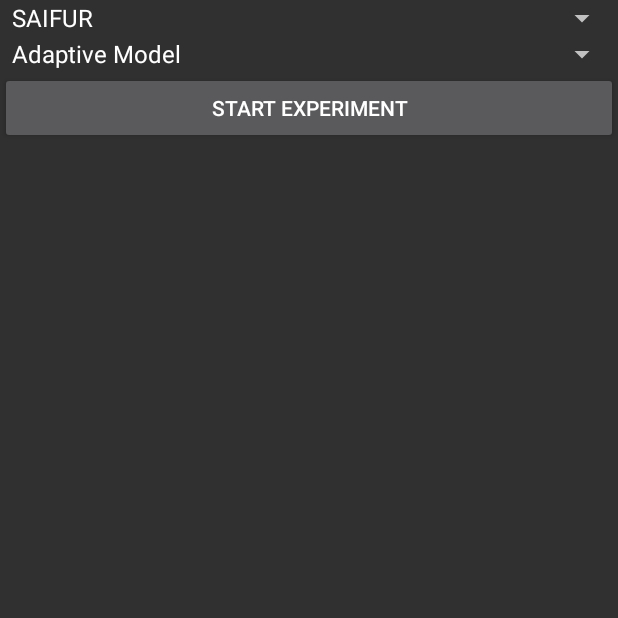
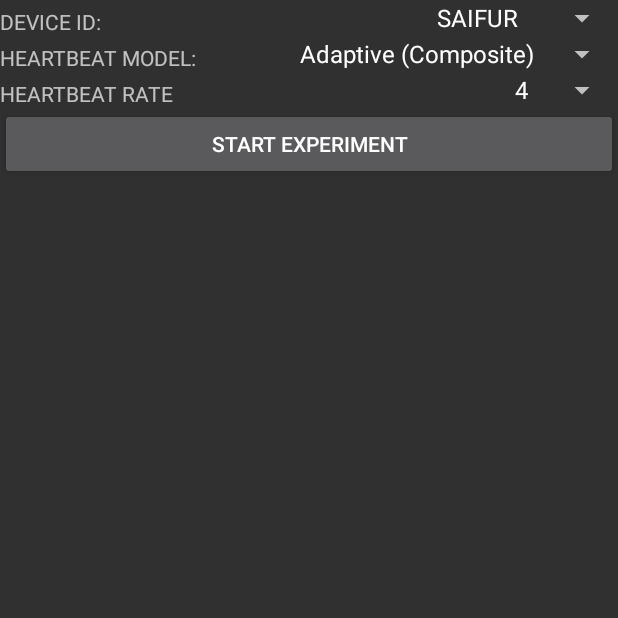
Before and after one commit to srautonu/GCMAdaptiveHeartBeater, an Android app: the screen it shows after launch (MainActivity), after a tap on "END EXPERIMENT", on a phone screen of 412 x 824 dp, the top half of it. Run offline under Robolectric (Android 15) with nearby library versions, the phone set to English and light mode, and no system bars; 3 other taps on this screen came first.

Commit message:
Several resiliency changes:
Now you can specify fixed rate KA for data connection with time intervals 4, 16, 24, 32. (These values were used earlier in our paper during simulation runs)

If there is no internet connection, do not attempt data/test connections or ping sending.

Socket's connect timeout has been set to 10 seconds.

```diff
--- a/app/src/main/AndroidManifest.xml
+++ b/app/src/main/AndroidManifest.xml
@@ -38,7 +38,7 @@
         </service>
 
         KADataService
-        <receiver android:name=".BackGroundServices.GCMKAUpdater">
+        <receiver android:name=".BackGroundServices.SystemEventsReceiver">
             <intent-filter>
                 <action android:name="com.gcmadaptiveheartbeater.android.SEND_GCM_KA" />
                 <action android:name="com.gcmadaptiveheartbeater.android.START_KA_TESTING" />
@@ -49,6 +49,4 @@
     </application>
 
     <uses-permission android:name="android.permission.ACCESS_WIFI_STATE" />
-    <uses-permission android:name="android.permission.GET_ACCOUNTS" />
-    <uses-permission android:name="android.permission.READ_LOGS" />
 </manifest>
--- a/app/src/main/java/com/gcmadaptiveheartbeater/android/Commands.java
+++ b/app/src/main/java/com/gcmadaptiveheartbeater/android/Commands.java
@@ -13,10 +13,11 @@ import android.view.View;
 import android.view.View.OnClickListener;
 import android.view.ViewGroup;
 import android.widget.Button;
-import android.widget.LinearLayout;
+import android.widget.RelativeLayout;
 import android.widget.Spinner;
 import android.widget.TextView;
 
+import com.gcmadaptiveheartbeater.android.BackGroundServices.KADataService;
 import com.gcmadaptiveheartbeater.android.BackGroundServices.KATesterService;
 
 
@@ -28,8 +29,9 @@ public class Commands extends Fragment {
     TextView _deviceId;
     Button _expToggleBtn;
     int _expTogglerState;
+    Spinner _deviceIdSpinner;
     Spinner _expModelSpinner;
-    Spinner _deviceIdSpinner;
+    Spinner _heartBeatRateSpinner;
 
     String[] _strExpToggler = {
         "Start Experiment",
@@ -48,12 +50,11 @@ public class Commands extends Fragment {
 
     public View onCreateView(LayoutInflater inflater, ViewGroup container, Bundle savedInstanceState) {
 
-        View view = (LinearLayout) inflater.inflate(R.layout.fragment_commands, container, false);
-
-        _expModelSpinner = (Spinner) view.findViewById(R.id.expModelSpinner);
-        _expModelSpinner.setSelection(2); // Set Adaptive model by default
+        View view = (RelativeLayout) inflater.inflate(R.layout.fragment_commands, container, false);
 
         _deviceIdSpinner = (Spinner) view.findViewById(R.id.deviceIdSpinner);
+        _expModelSpinner = (Spinner) view.findViewById(R.id.expModelSpinner);
+        _heartBeatRateSpinner = (Spinner) view.findViewById(R.id.heartBeatRateSpinner);
 
         _expToggleBtn = (Button) view.findViewById(R.id.expToggleBtn);
 
@@ -79,10 +80,12 @@ public class Commands extends Fragment {
                         //
                         // If experiment is already running, a click performs stop action
                         //
-                        Intent mServiceIntent = new Intent(getContext(), KATesterService.class);
-                        getContext().stopService(mServiceIntent);
+                        if (SettingsUtil.getExpModel(getContext()) == Constants.EXP_MODEL_ADAPTIVE)
+                        {
+                            stopTestKA();
+                        }
 
-                        stopGCMKA();
+                        stopDataKA();
 
                         SettingsUtil.setExperimentRunning(getContext(), false);
                     }
@@ -105,17 +108,21 @@ public class Commands extends Fragment {
                         //
                         SettingsUtil.setExperimentRunning(getContext(), true);
 
+                        SettingsUtil.putDeviceId(getContext(), _deviceIdSpinner.getSelectedItem().toString());
+
                         int expModel = 1 + (int)_expModelSpinner.getSelectedItemId();
                         SettingsUtil.putExpModel(getContext(), expModel);
+                        if (expModel == Constants.EXP_MODEL_FIXED_RATE)
+                        {
+                            SettingsUtil.updateSetting(
+                                getContext(),
+                                Constants.DATA_KA,
+                                Integer.parseInt(_heartBeatRateSpinner.getSelectedItem().toString())
+                                );
+                        }
 
-                        String strDeviceId = (String)_deviceIdSpinner.getSelectedItem();
-                        SettingsUtil.putDeviceId(getContext(), strDeviceId);
-
-                        if (expModel >= 2)
-                        {
-                            startGCMKA();
-                        }
-                        if (expModel == 3)
+                        startDataKA();
+                        if (expModel == Constants.EXP_MODEL_ADAPTIVE)
                         {
                             startTestKA();
                         }
@@ -127,8 +134,8 @@ public class Commands extends Fragment {
         return view;
     }
 
-    // request a GCM KA immediately
-    private void startGCMKA()
+    // request a DATA KA immediately
+    private void startDataKA()
     {
         AlarmManager alarm = (AlarmManager) getContext().getSystemService(Context.ALARM_SERVICE);
 
@@ -136,27 +143,48 @@ public class Commands extends Fragment {
         alarm.set(
             AlarmManager.RTC_WAKEUP,
             System.currentTimeMillis(),
-            PendingIntent.getBroadcast(getContext(), 0, new Intent(Constants.ACTION_SEND_GCM_KA), PendingIntent.FLAG_UPDATE_CURRENT)
+            PendingIntent.getBroadcast(getContext(), 0, new Intent(Constants.ACTION_SEND_DATA_KA), PendingIntent.FLAG_UPDATE_CURRENT)
         );
     }
 
-    private void stopGCMKA()
+    private void stopDataKA()
     {
         AlarmManager alarm = (AlarmManager) getContext().getSystemService(Context.ALARM_SERVICE);
-        alarm.cancel(
-            PendingIntent.getBroadcast(getContext(), 0, new Intent(Constants.ACTION_SEND_GCM_KA), PendingIntent.FLAG_UPDATE_CURRENT)
-        );
+        Intent mServiceIntent = new Intent(getContext(), KADataService.class);
+
+        Intent intentDataKA = new Intent(Constants.ACTION_SEND_DATA_KA);
+        PendingIntent piDataKA = PendingIntent.getBroadcast(getContext(), 0, intentDataKA, PendingIntent.FLAG_UPDATE_CURRENT);
+
+        alarm.cancel(piDataKA);
+
+        getContext().stopService(mServiceIntent);
     }
 
     private void startTestKA()
     {
         AlarmManager alarm = (AlarmManager) getContext().getSystemService(Context.ALARM_SERVICE);
 
+        Intent intentStartKA = new Intent(Constants.ACTION_START_KA_TESTING);
+        PendingIntent piStartKA = PendingIntent.getBroadcast(getContext(), 0, intentStartKA, PendingIntent.FLAG_UPDATE_CURRENT);
+
         // Set up an alarm for immediate trigger
-        alarm.set(
-                AlarmManager.RTC_WAKEUP,
-                System.currentTimeMillis(),
-                PendingIntent.getBroadcast(getContext(), 0, new Intent(Constants.ACTION_START_KA_TESTING), PendingIntent.FLAG_UPDATE_CURRENT)
-        );
+        alarm.set(AlarmManager.RTC_WAKEUP, System.currentTimeMillis(), piStartKA);
+    }
+
+    private void stopTestKA()
+    {
+        AlarmManager alarm = (AlarmManager) getContext().getSystemService(Context.ALARM_SERVICE);
+
+        Intent intentSendKA = new Intent(Constants.ACTION_SEND_TEST_KA);
+        Intent intentStartKA = new Intent(Constants.ACTION_START_KA_TESTING);
+        Intent mServiceIntent = new Intent(getContext(), KATesterService.class);
+
+        PendingIntent piSendKA = PendingIntent.getBroadcast(getContext(), 0, intentSendKA, PendingIntent.FLAG_UPDATE_CURRENT);
+        PendingIntent piStartKA = PendingIntent.getBroadcast(getContext(), 0, intentStartKA, PendingIntent.FLAG_UPDATE_CURRENT);
+
+        alarm.cancel(piSendKA);
+        alarm.cancel(piStartKA);
+
+        getContext().stopService(mServiceIntent);
     }
 }
--- a/app/src/main/java/com/gcmadaptiveheartbeater/android/NetworkUtil.java
+++ b/app/src/main/java/com/gcmadaptiveheartbeater/android/NetworkUtil.java
@@ -9,6 +9,7 @@ import android.net.NetworkInfo;
  */
 
 public class NetworkUtil {
+    static int connType = -1;
     public static boolean isConnected(Context context) {
         ConnectivityManager cm = (ConnectivityManager) context.getSystemService(Context.CONNECTIVITY_SERVICE);
         NetworkInfo activeNetwork = cm.getActiveNetworkInfo();
--- a/app/src/main/res/layout/fragment_commands.xml
+++ b/app/src/main/res/layout/fragment_commands.xml
@@ -1,22 +1,64 @@
 <?xml version="1.0" encoding="utf-8"?>
-<LinearLayout xmlns:android="http://schemas.android.com/apk/res/android"
-    android:orientation="vertical" android:layout_width="match_parent"
-    android:layout_height="match_parent">
+<RelativeLayout
+    xmlns:android="http://schemas.android.com/apk/res/android"
+    android:orientation="horizontal"
+    android:layout_width="match_parent"
+    android:layout_height="wrap_content"
+    >
+
+    <TextView
+        android:layout_width="wrap_content"
+        android:layout_height="wrap_content"
+        android:id="@+id/deviceIdLabel"
+        android:text="Device id:"
+        android:textAllCaps="true"
+        android:layout_alignBottom="@+id/deviceIdSpinner"
+        />
 
     <Spinner
-        android:layout_width="match_parent"
+        android:layout_width="wrap_content"
         android:layout_height="wrap_content"
         android:id="@+id/deviceIdSpinner"
         android:entries="@array/deviceIds"
-        android:gravity="center"
+        android:layout_alignParentRight="true"
+        />
+
+    <TextView
+        android:layout_width="wrap_content"
+        android:layout_height="wrap_content"
+        android:id="@+id/expModelLabel"
+        android:text="Heartbeat model:"
+        android:textAllCaps="true"
+        android:layout_alignBottom="@+id/expModelSpinner"
         />
 
     <Spinner
-        android:layout_width="match_parent"
+        android:layout_width="wrap_content"
         android:layout_height="wrap_content"
         android:id="@+id/expModelSpinner"
         android:entries="@array/expModels"
-        android:gravity="center"
+        android:layout_alignParentRight="true"
+        android:layout_below="@+id/deviceIdSpinner"
+        />
+
+    <TextView
+        android:layout_width="wrap_content"
+        android:layout_height="wrap_content"
+        android:id="@+id/heartBeatRateLabel"
+        android:text="Heartbeat rate"
+        android:textAllCaps="true"
+        android:layout_alignBottom="@+id/heartBeatRateSpinner"
+        />
+
+    <Spinner
+        android:layout_width="wrap_content"
+        android:layout_height="wrap_content"
+        android:id="@+id/heartBeatRateSpinner"
+        android:entries="@array/heartBeatRates"
+        android:textAlignment="center"
+        android:layout_alignParentRight="true"
+        android:layout_below="@+id/expModelSpinner"
+
         />
 
     <Button
@@ -24,5 +66,6 @@
         android:layout_width="match_parent"
         android:layout_height="wrap_content"
         android:id="@+id/expToggleBtn"
+        android:layout_below="@+id/heartBeatRateSpinner"
         />
-</LinearLayout>
+</RelativeLayout>
--- a/app/src/main/res/values/strings.xml
+++ b/app/src/main/res/values/strings.xml
@@ -1,14 +1,15 @@
 <resources>
     <string name="app_name">GCMAdaptiveHeartBeater</string>
 
-    <!--
-    Model drop down list related strings
-    -->
-    <string name="expModelPrompt">Choose a model</string>
     <string-array name="expModels">
+        <item>Adaptive (Composite)</item>
         <item>Fixed rate</item>
-        <item>Agressive</item>
-        <item>Adaptive Model</item>
+    </string-array>
+    <string-array name="heartBeatRates">
+        <item>4</item>
+        <item>16</item>
+        <item>24</item>
+        <item>32</item>
     </string-array>
     <string-array name="deviceIds">
         <item>SAIFUR</item>
```
Also changed, not shown: app/src/main/java/com/gcmadaptiveheartbeater/android/BackGroundServices/KADataService.java (+32 -26 lines), app/src/main/java/com/gcmadaptiveheartbeater/android/BackGroundServices/KATesterService.java (+60 -34 lines), app/src/main/java/com/gcmadaptiveheartbeater/android/BackGroundServices/SystemEventsReceiver.java (renamed from app/src/main/java/com/gcmadaptiveheartbeater/android/BackGroundServices/GCMKAUpdater.java, +15 -26 lines), app/src/main/java/com/gcmadaptiveheartbeater/android/Constants.java (+9 -3 lines).
